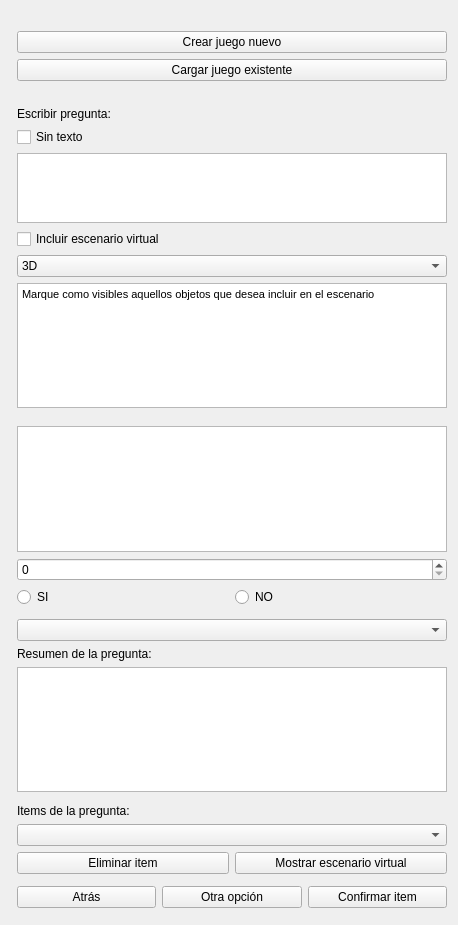
Before: the Qt Designer form Plugins/my.awesomeproject.gameplugin/src/internal/GameControls.ui in cmosquer/MyMITKProjects, drawn with Qt 5.
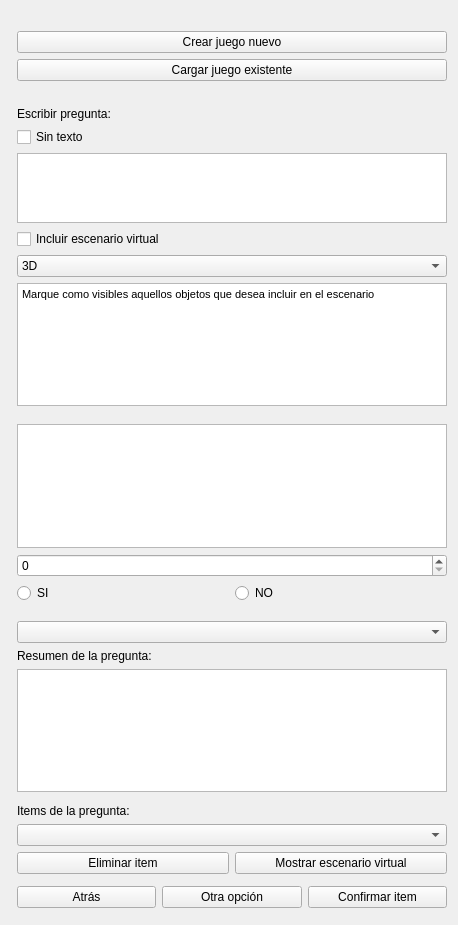
After: the same form once the commit is applied.

What changed in the file:
```diff
--- a/Plugins/my.awesomeproject.gameplugin/src/internal/GameControls.ui
+++ b/Plugins/my.awesomeproject.gameplugin/src/internal/GameControls.ui
@@ -118,7 +118,7 @@
 &lt;html&gt;&lt;head&gt;&lt;meta name=&quot;qrichtext&quot; content=&quot;1&quot; /&gt;&lt;style type=&quot;text/css&quot;&gt;
 p, li { white-space: pre-wrap; }
 &lt;/style&gt;&lt;/head&gt;&lt;body style=&quot; font-family:'Ubuntu'; font-size:11pt; font-weight:400; font-style:normal;&quot;&gt;
-&lt;p style=&quot; margin-top:0px; margin-bottom:0px; margin-left:0px; margin-right:0px; -qt-block-indent:0; text-indent:0px;&quot;&gt;&lt;span style=&quot; font-size:8pt;&quot;&gt;Marque como visibles aquellos objetos que desea incluir en el escenario &lt;/span&gt;&lt;/p&gt;&lt;/body&gt;&lt;/html&gt;</string>
+&lt;p style=&quot; margin-top:0px; margin-bottom:0px; margin-left:0px; margin-right:0px; -qt-block-indent:0; text-indent:0px;&quot;&gt;&lt;span style=&quot; font-family:'Ubuntu'; font-size:8pt;&quot;&gt;Marque como visibles aquellos objetos que desea incluir en el escenario &lt;/span&gt;&lt;/p&gt;&lt;/body&gt;&lt;/html&gt;</string>
        </property>
       </widget>
      </item>
@@ -338,6 +338,19 @@
      </property>
     </spacer>
    </item>
+   <item row="17" column="1">
+    <spacer name="verticalSpacer_7">
+     <property name="orientation">
+      <enum>Qt::Vertical</enum>
+     </property>
+     <property name="sizeHint" stdset="0">
+      <size>
+       <width>20</width>
+       <height>40</height>
+      </size>
+     </property>
+    </spacer>
+   </item>
   </layout>
  </widget>
  <layoutdefault spacing="6" margin="11"/>
```
